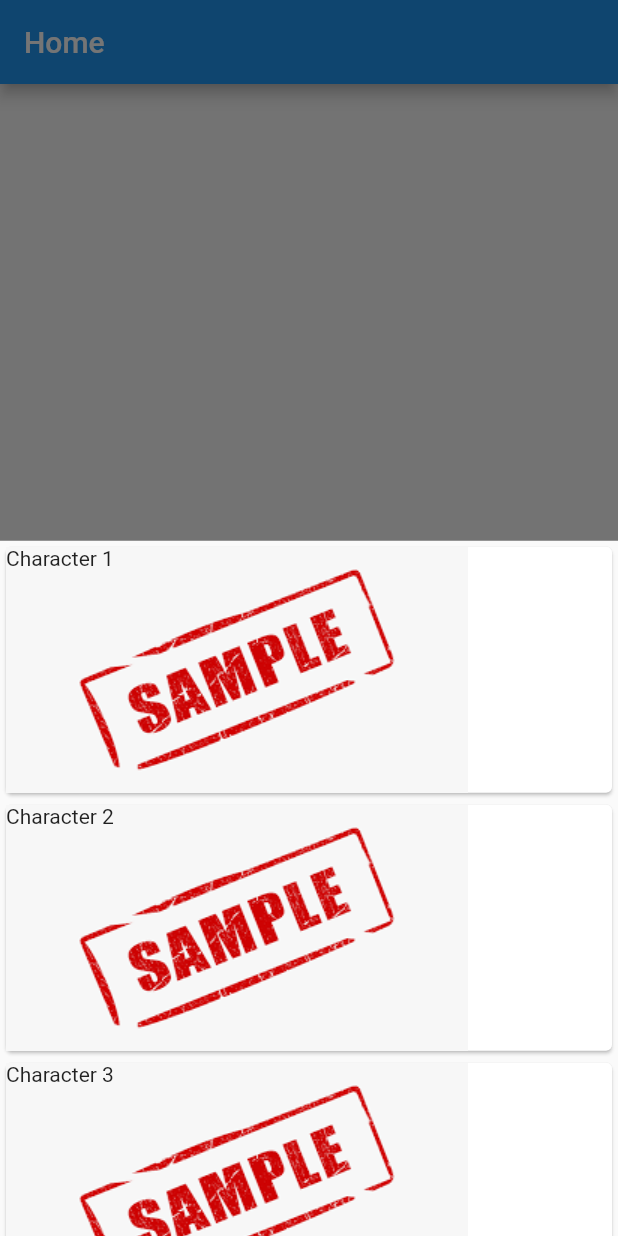
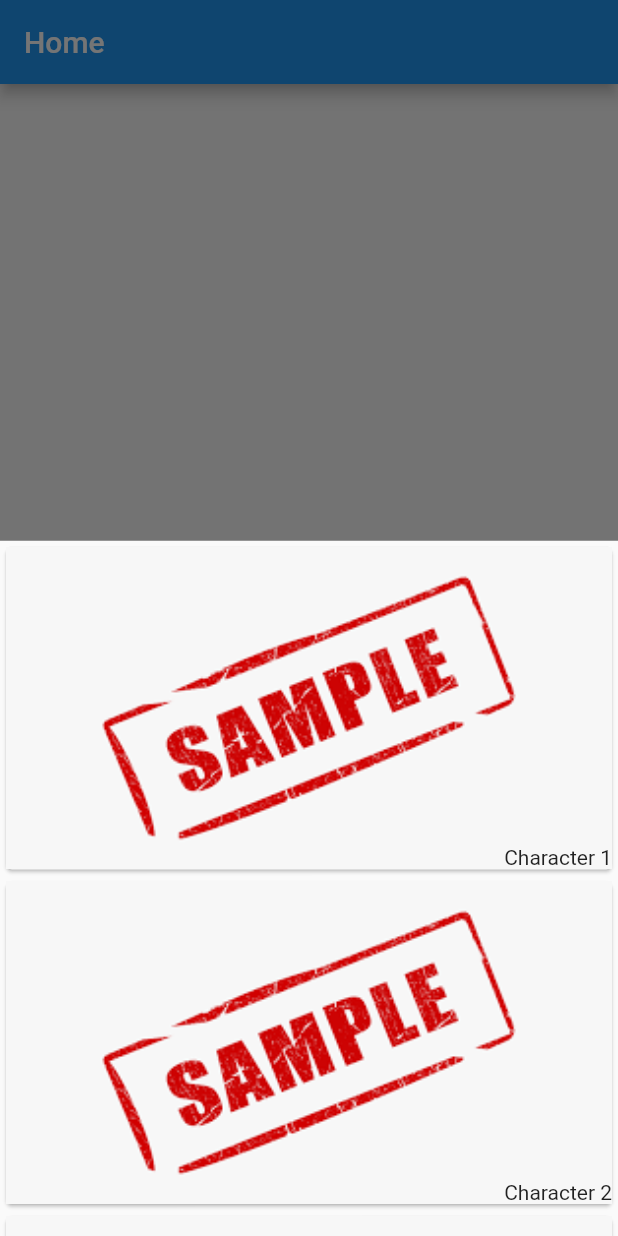
Before and after one commit to Nadzmi-Mini-Project/cok-companion, a Flutter app: the screen it shows after launch, after a tap on "Add Player", on a phone screen of 412 x 824 dp. Run offline on Flutter 3.47's test engine with Material 2 defaults, Android fonts, the phone set to English and light mode, and no system bars; our stand-ins replace equatable, flutter_riverpod.

Commit message:
finished character summary widget

```diff
--- a/lib/app/character/widget/character-summary.widget.dart
+++ b/lib/app/character/widget/character-summary.widget.dart
@@ -18,8 +18,19 @@ class CharacterSummaryWidget extends StatelessWidget {
         onTap: onTap!,
         child: Stack(
           children: [
-            Image.asset(character.imagePath),
-            Text(character.name),
+            SizedBox(
+              width: double.infinity,
+              child: Image.asset(
+                character.imagePath,
+                fit: BoxFit.fitWidth,
+              ),
+            ),
+            Positioned.fill(
+              child: Align(
+                alignment: Alignment.bottomRight,
+                child: Text(character.name),
+              ),
+            ),
           ],
         ),
       ),
```
